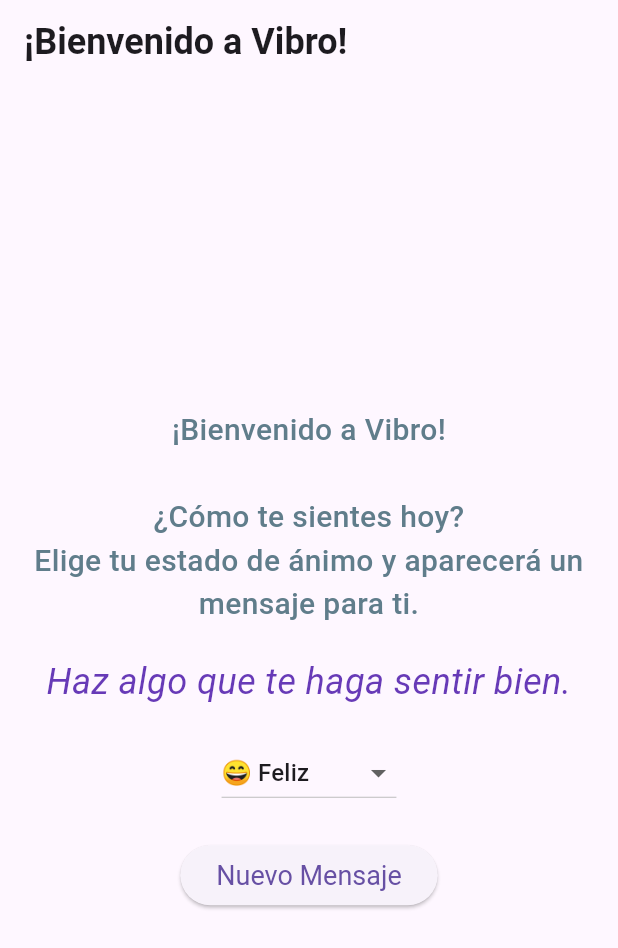
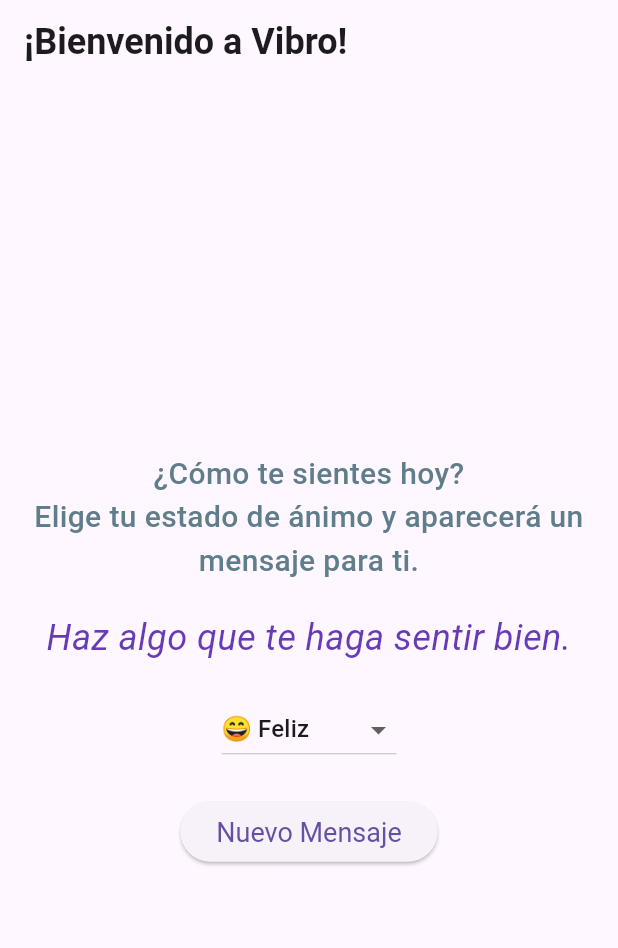
Before and after one commit to wh1tneyr/my_app, a Flutter app: the screen it shows after launch, on a phone screen of 412 x 824 dp. Shown: the top 948 px of the screen. Run offline on Flutter 3.47's test engine with Material 3 defaults, Android fonts, the light colour scheme and no system bars.

Commit message:
elimine una frase del mensaje de instrucciones

```diff
--- a/vibro/lib/main.dart
+++ b/vibro/lib/main.dart
@@ -99,7 +99,7 @@
           mainAxisAlignment: MainAxisAlignment.center,
           children: [
             Text(
-              '¡Bienvenido a Vibro!\n\n¿Cómo te sientes hoy?\nElige tu estado de ánimo y aparecerá un mensaje para ti.',
+              '¿Cómo te sientes hoy?\nElige tu estado de ánimo y aparecerá un mensaje para ti.',
               style: TextStyle(fontSize: 20, fontWeight: FontWeight.w500, color: Colors.blueGrey),
               textAlign: TextAlign.center,
             ),
```
